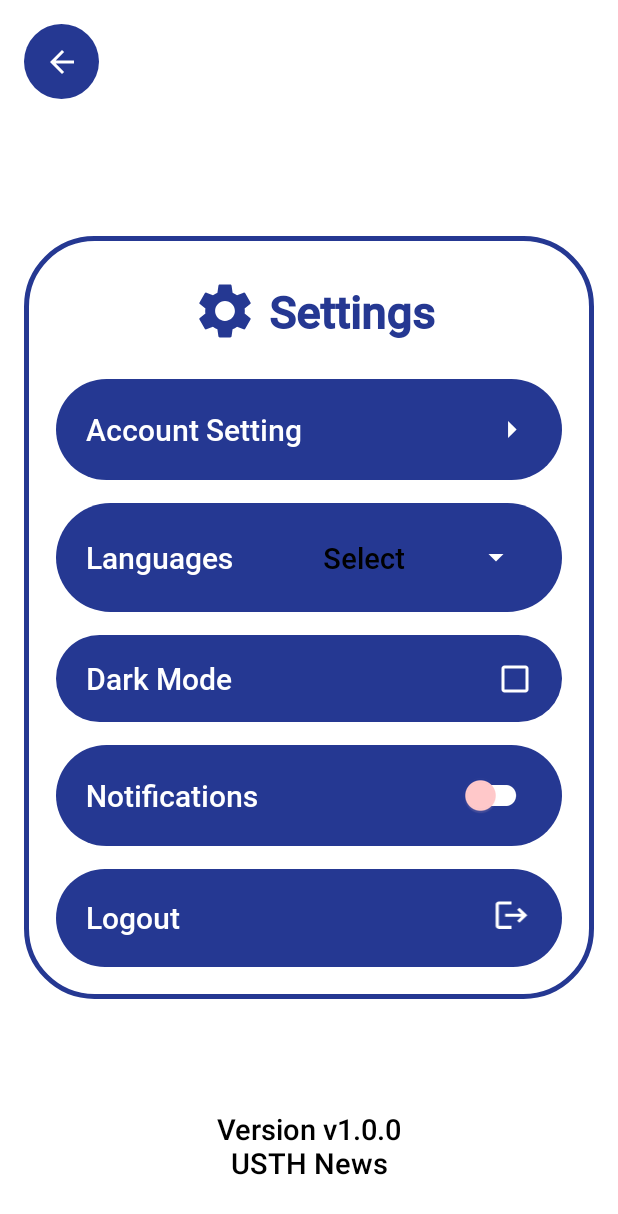
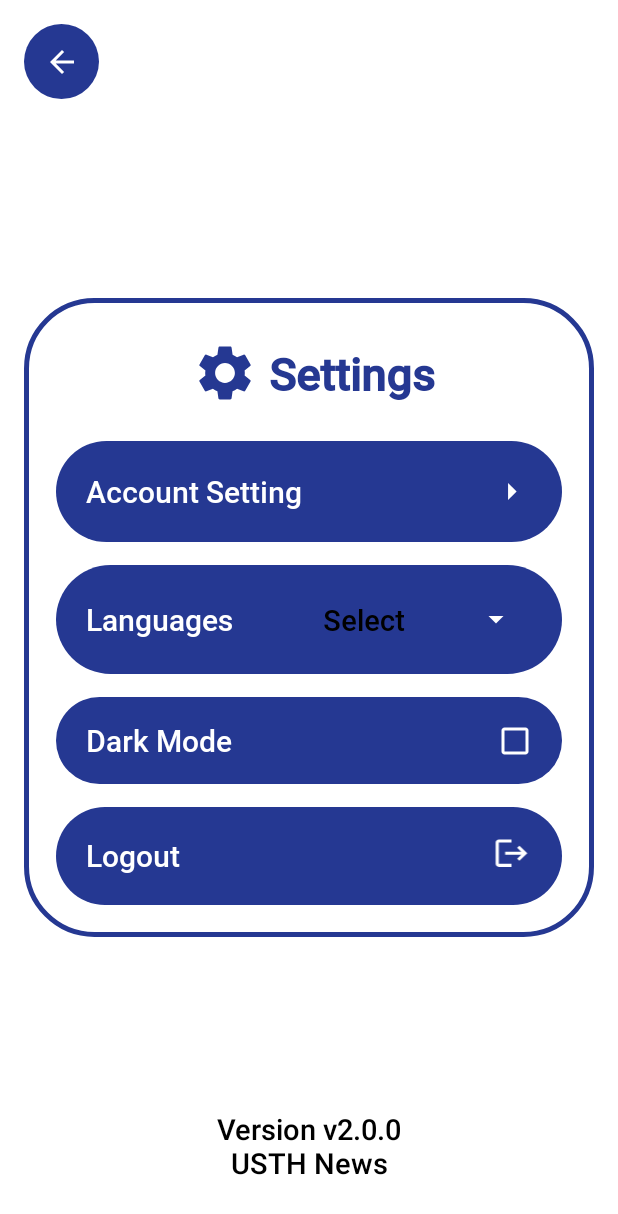
Before and after one commit to giapminh146/online_news_reader, an Android app: the SettingsActivity screen opened directly, with no data from a screen before it, on a phone screen of 412 x 824 dp. Shown: the top 1214 px of the screen. Run offline under Robolectric (Android 15) with nearby library versions, the phone set to English and light mode, and no system bars.

Commit message:
Delete Notification and Hide News API

```diff
--- a/testApp/app/src/main/java/vn/edu/usth/test/NewsActivity.java
+++ b/testApp/app/src/main/java/vn/edu/usth/test/NewsActivity.java
@@ -175,17 +175,17 @@ public class NewsActivity extends AppCompatActivity implements SwipeRefreshLayou
     private String translateCategoryToEnglish(String category) {
         if (category.equals("Tổng hợp") || category.equals("general")) {
             return "general";
-        } else if (category.equals("Kinh doanh") || category.equals("business")) {
+        } else if (category.equals("Kinh Doanh") || category.equals("business")) {
             return "business";
-        } else if (category.equals("Giải trí") || category.equals("entertainment")) {
+        } else if (category.equals("Giải Trí") || category.equals("entertainment")) {
             return "entertainment";
-        } else if (category.equals("Sức khỏe") || category.equals("health")) {
+        } else if (category.equals("Sức Khỏe") || category.equals("health")) {
             return "health";
-        } else if (category.equals("Khoa học") || category.equals("science")) {
+        } else if (category.equals("Khoa Học") || category.equals("science")) {
             return "science";
-        } else if (category.equals("Thể thao") || category.equals("sports")) {
+        } else if (category.equals("Thể Thao") || category.equals("sports")) {
             return "sports";
-        } else if (category.equals("Công nghệ") || category.equals("technology")) {
+        } else if (category.equals("Công Nghệ") || category.equals("technology")) {
             return "technology";
         } else {
             return "general";
@@ -196,7 +196,7 @@ public class NewsActivity extends AppCompatActivity implements SwipeRefreshLayou
     void getNews(String Category, String query) {
         String englishCategory = translateCategoryToEnglish(Category);
         //Call the ApiKey
-        NewsApiClient newsApiClient = new NewsApiClient("3ebfc3d8ab8945cc92c261a170d8ac96");
+        NewsApiClient newsApiClient = new NewsApiClient(getResources().getString(R.string.API_KEY));
         newsApiClient.getTopHeadlines(
                 new TopHeadlinesRequest.Builder()
                         .language(selectedLanguage) //Take the news in each Language
--- a/testApp/app/src/main/java/vn/edu/usth/test/SettingsActivity.java
+++ b/testApp/app/src/main/java/vn/edu/usth/test/SettingsActivity.java
@@ -106,18 +106,6 @@ public class SettingsActivity extends AppCompatActivity {
             }
         });
 
-        switchCompat = findViewById(R.id.switch_notifications);
-        // Set the default color to red
-        applySwitchColor(switchCompat, false); // Set initial color
-        switchCompat.setOnCheckedChangeListener((buttonView, isChecked) -> {
-            applySwitchColor(switchCompat, isChecked);
-
-            if (isChecked) {
-                Toast.makeText(getApplicationContext(), "Notifications Enabled", Toast.LENGTH_SHORT).show();
-            } else {
-                Toast.makeText(getApplicationContext(), "Notifications Disabled", Toast.LENGTH_SHORT).show();
-            }
-        });
 
         // Set up the toolbar
         Toolbar toolbar = findViewById(R.id.backButton);
--- a/testApp/app/src/main/res/layout/activity_settings.xml
+++ b/testApp/app/src/main/res/layout/activity_settings.xml
@@ -146,42 +146,6 @@
                     android:layout_marginEnd="20dp"/>
             </LinearLayout>
 
-            <!-- Notifications -->
-            <LinearLayout
-                android:layout_width="match_parent"
-                android:layout_height="wrap_content"
-                android:layout_marginTop="15dp"
-                android:orientation="horizontal"
-                android:paddingVertical="20dp"
-                android:background="@drawable/rounded_btn_blue">
-
-                <LinearLayout
-                    android:layout_width="match_parent"
-                    android:layout_height="wrap_content"
-                    android:orientation="horizontal"
-                    android:gravity="center_vertical">
-
-                    <TextView
-                        android:layout_width="0dp"
-                        android:layout_height="wrap_content"
-                        android:layout_weight="1"
-                        android:fontFamily="@font/roboto_medium"
-                        android:text="@string/Notification"
-                        android:layout_marginStart="20dp"
-                        android:textSize="20sp"
-                        android:textColor="@android:color/white" />
-
-                    <androidx.appcompat.widget.SwitchCompat
-                        android:id="@+id/switch_notifications"
-                        android:layout_width="wrap_content"
-                        android:layout_height="wrap_content"
-                        app:trackTint="@color/white"
-                        android:layout_marginEnd="20dp"/>
-                </LinearLayout>
-            </LinearLayout>
-
-
-
             <!-- Logout -->
             <LinearLayout
                 android:id="@+id/logout_section"
--- a/testApp/app/src/main/res/values/strings.xml
+++ b/testApp/app/src/main/res/values/strings.xml
@@ -43,7 +43,7 @@
     <string name="Notification">Notifications</string>
     <string name="note">Turn on breaking news notifications. To receive these, enable notifications in your device settings.</string>
     <string name="manange_privacy">Manage Privacy</string>
-    <string name="Credit">Version v1.0.0\nUSTH News</string>
+    <string name="Credit">Version v2.0.0\nUSTH News</string>
     <string name="share">Share</string>
     <string name="general">general</string>
     <string name="business">business</string>
@@ -87,4 +87,5 @@
     <string name="podcasts">PODCASTS</string>
     <string name="mic">mic</string>
     <string name="podcasts_menu">Podcasts</string>
+    <string name="API_KEY">3ebfc3d8ab8945cc92c261a170d8ac96</string>
 </resources>
```
Also changed, not shown: 1 other file.
